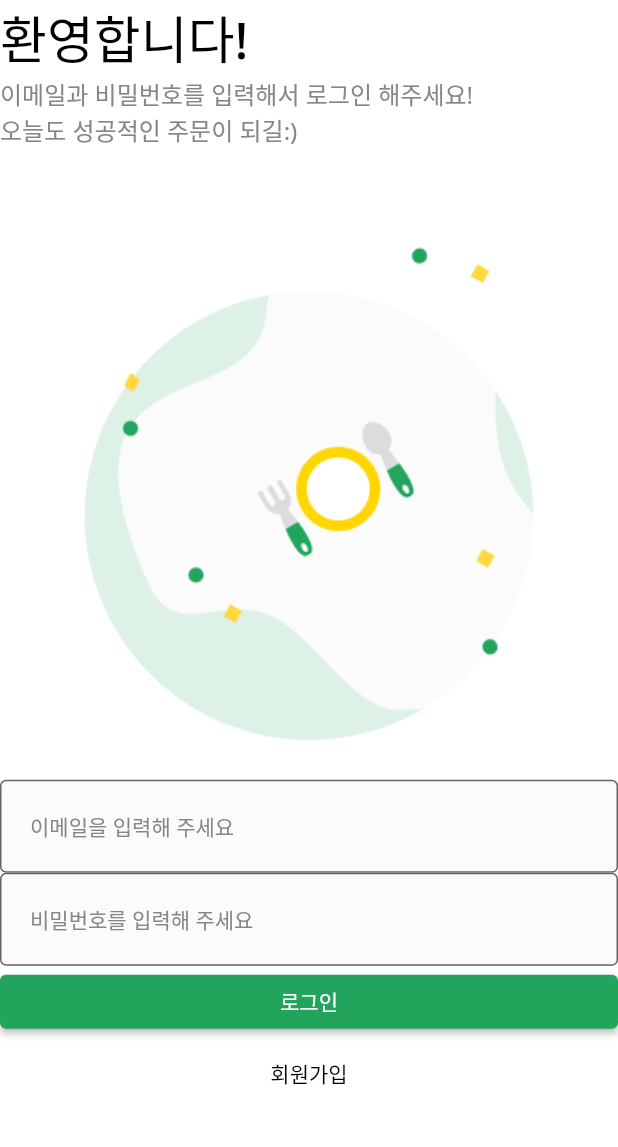
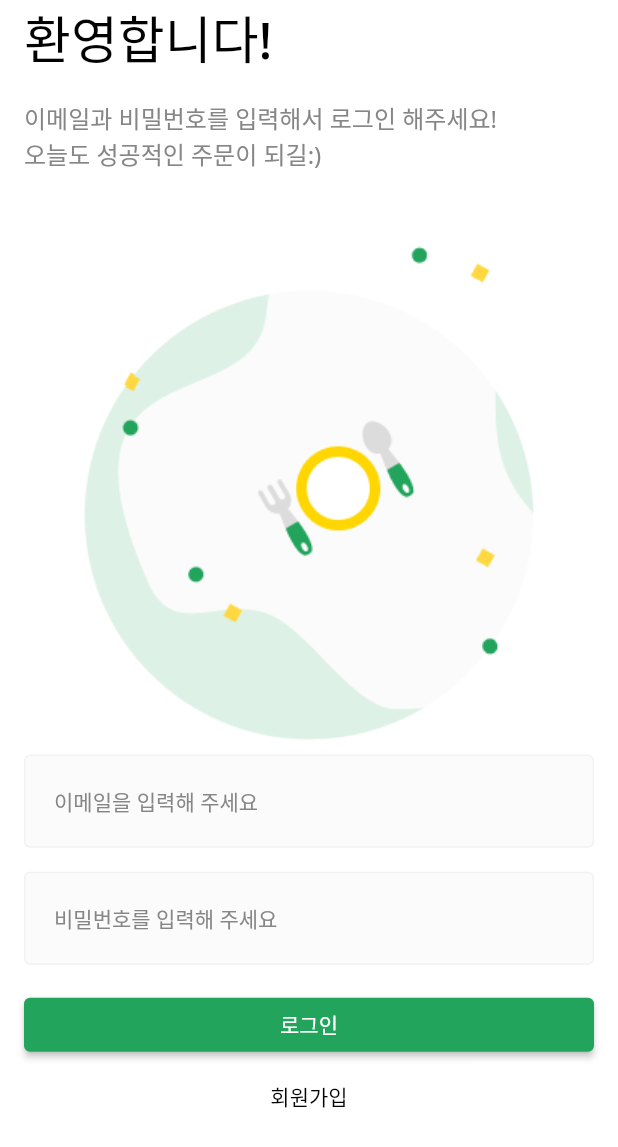
Before and after one commit to SunChulBaek-2/CodeFactoryFlutter, a Flutter app: the screen it shows after launch, on a phone screen of 412 x 824 dp. Shown: the top 1147 px of the screen. Run offline on Flutter 3.47's test engine with Material 2 defaults, Android fonts, the phone set to English and light mode, and no system bars.

Commit message:
UI 마무리하기

```diff
--- a/lib/common/component/custom_text_form_field.dart
+++ b/lib/common/component/custom_text_form_field.dart
@@ -40,6 +40,7 @@ class CustomTextFormField extends StatelessWidget {
         fillColor: INPUT_BG_COLOR,
         filled: true,
         border: baseBorder,
+        enabledBorder: baseBorder,
         focusedBorder: baseBorder.copyWith(
           borderSide: baseBorder.borderSide.copyWith(
             color: PRIMARY_COLOR
--- a/lib/user/view/login_screen.dart
+++ b/lib/user/view/login_screen.dart
@@ -9,11 +9,16 @@ class LoginScreen extends StatelessWidget {
   @override
   Widget build(BuildContext context) {
     return DefaultLayout(
+      child: SingleChildScrollView(
+        keyboardDismissBehavior: ScrollViewKeyboardDismissBehavior.onDrag,
         child: SafeArea(
+          child: Padding(
+            padding: EdgeInsets.symmetric(horizontal: 16),
               child: Column(
                 crossAxisAlignment: CrossAxisAlignment.stretch,
                 children: [
                   _Title(),
+                  const SizedBox(height: 16),
                   _SubTitle(),
                   Image.asset(
                     'asset/img/misc/logo.png',
@@ -25,6 +30,7 @@ class LoginScreen extends StatelessWidget {
 
                     }
                   ),
+                  const SizedBox(height: 16,),
                   CustomTextFormField(
                     hintText: '비밀번호를 입력해 주세요',
                     obscureText: true,
@@ -32,6 +38,7 @@ class LoginScreen extends StatelessWidget {
 
                     }
                   ),
+                  const SizedBox(height: 16,),
                   ElevatedButton(
                     onPressed: (){},
                     style: ElevatedButton.styleFrom(
@@ -45,6 +52,8 @@ class LoginScreen extends StatelessWidget {
                     child: Text('회원가입')
                   )
                 ],
+              )
+          )
         )
       )
     );
```
Lines whose indentation alone changed are shown as unchanged.
